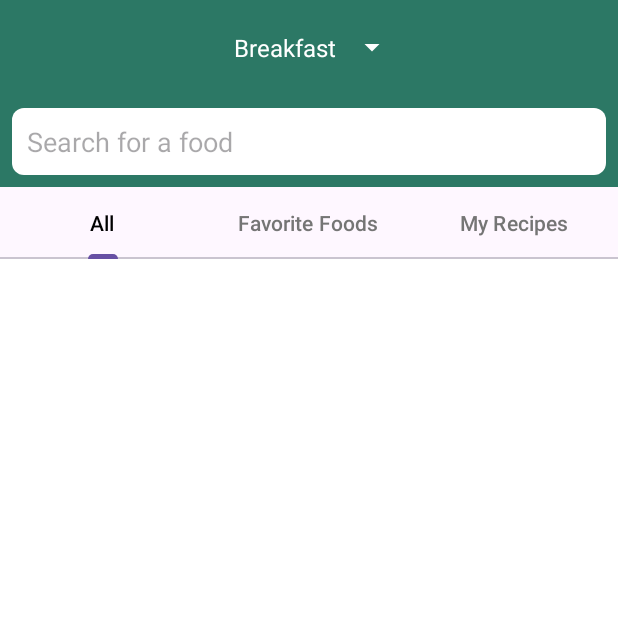
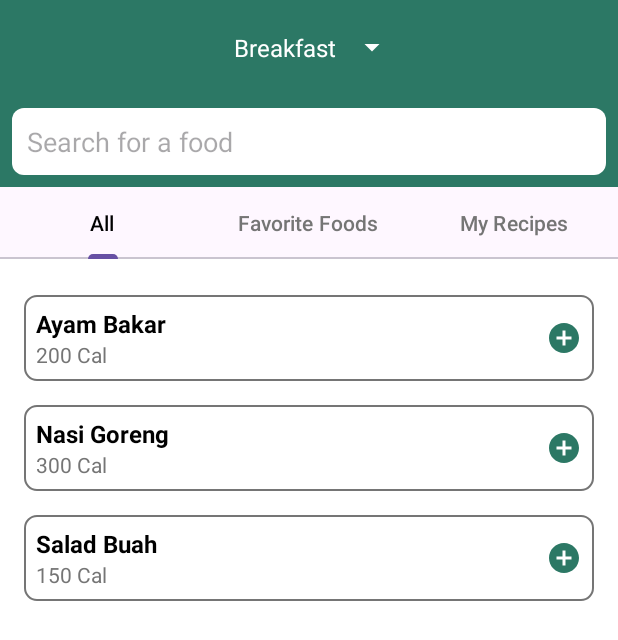
Before and after one commit to NutriLensAI/Mobile-Development, an Android app: the PilihanMakanan screen opened directly, with no data from a screen before it, on a phone screen of 412 x 824 dp. Shown: the top 640 px of the screen. Run offline under Robolectric (Android 15) with nearby library versions, the phone set to English and light mode, and no system bars.

Commit message:
Added DATA DUMMY for Pilihan Makanan
Added DATA DUMMY for Pilihan Makanan

```diff
--- /dev/null
+++ b/app/src/main/java/com/capstone/mobiledevelopment/nutrilens/view/adapter/Food.kt
@@ -0,0 +1,9 @@
+package com.capstone.mobiledevelopment.nutrilens.view.adapter
+
+data class Food(
+    val name: String,
+    val calories: Int,
+    val carbs: Int,
+    val fat: Int,
+    val protein: Int
+)
--- /dev/null
+++ b/app/src/main/java/com/capstone/mobiledevelopment/nutrilens/view/adapter/FoodAdapter2.kt
@@ -0,0 +1,34 @@
+package com.capstone.mobiledevelopment.nutrilens.view.adapter
+
+import android.view.LayoutInflater
+import android.view.View
+import android.view.ViewGroup
+import android.widget.ImageView
+import android.widget.TextView
+import androidx.recyclerview.widget.RecyclerView
+import com.capstone.mobiledevelopment.nutrilens.R
+
+class FoodAdapter2(private val foodList: List<Food>) : RecyclerView.Adapter<FoodAdapter2.FoodViewHolder>() {
+
+    class FoodViewHolder(view: View) : RecyclerView.ViewHolder(view) {
+        val tvFoodName: TextView = view.findViewById(R.id.tv_food_name)
+        val tvFoodCalories: TextView = view.findViewById(R.id.tv_food_calories)
+        val ivAddFood: ImageView = view.findViewById(R.id.iv_add_food)
+    }
+
+    override fun onCreateViewHolder(parent: ViewGroup, viewType: Int): FoodViewHolder {
+        val view = LayoutInflater.from(parent.context).inflate(R.layout.item_food, parent, false)
+        return FoodViewHolder(view)
+    }
+
+    override fun onBindViewHolder(holder: FoodViewHolder, position: Int) {
+        val foodItem = foodList[position]
+        holder.tvFoodName.text = foodItem.name
+        holder.tvFoodCalories.text = "${foodItem.calories} Cal"
+        holder.ivAddFood.setOnClickListener {
+            // Handle add food action
+        }
+    }
+
+    override fun getItemCount() = foodList.size
+}
--- a/app/src/main/java/com/capstone/mobiledevelopment/nutrilens/view/pilihan/PilihanMakanan.kt
+++ b/app/src/main/java/com/capstone/mobiledevelopment/nutrilens/view/pilihan/PilihanMakanan.kt
@@ -1,22 +1,22 @@
 package com.capstone.mobiledevelopment.nutrilens.view.pilihan
 
-import android.content.Intent
 import android.os.Bundle
+import androidx.appcompat.app.AppCompatActivity
+import androidx.recyclerview.widget.LinearLayoutManager
+import androidx.recyclerview.widget.RecyclerView
+import com.capstone.mobiledevelopment.nutrilens.R
+import com.capstone.mobiledevelopment.nutrilens.view.adapter.Food
+import com.capstone.mobiledevelopment.nutrilens.view.adapter.FoodAdapter2
+import android.widget.AdapterView
 import android.view.View
-import android.widget.AdapterView
 import android.widget.Spinner
-import androidx.appcompat.app.AppCompatActivity
 import androidx.core.view.ViewCompat
 import androidx.core.view.WindowInsetsCompat
-import com.capstone.mobiledevelopment.nutrilens.R
-import com.capstone.mobiledevelopment.nutrilens.view.catatan.CatatanMakanan
-import com.capstone.mobiledevelopment.nutrilens.view.addfood.AddFoodActivity
-import com.capstone.mobiledevelopment.nutrilens.view.customview.CustomBottomNavigationView
-import com.capstone.mobiledevelopment.nutrilens.view.main.MainActivity
-import com.capstone.mobiledevelopment.nutrilens.view.settings.SettingsActivity
-import com.google.android.material.floatingactionbutton.FloatingActionButton
 
 class PilihanMakanan : AppCompatActivity() {
+    private lateinit var recyclerView: RecyclerView
+    private lateinit var foodAdapter2: FoodAdapter2
+
     override fun onCreate(savedInstanceState: Bundle?) {
         super.onCreate(savedInstanceState)
         setContentView(R.layout.activity_pilihan_makanan)
@@ -35,9 +35,24 @@ class PilihanMakanan : AppCompatActivity() {
                 // Handle the selection of meal type here
                 // For example, update the UI or fetch data based on the selected meal type
             }
+
             override fun onNothingSelected(parent: AdapterView<*>) {
                 // Handle the case where no item is selected, if needed
             }
         }
+
+        // Setup RecyclerView
+        recyclerView = findViewById(R.id.recycler_view)
+        recyclerView.layoutManager = LinearLayoutManager(this)
+
+        // Create dummy data
+        val foodList = listOf(
+            Food("Ayam Bakar", 200, 10, 5, 20),
+            Food("Nasi Goreng", 300, 50, 10, 10),
+            Food("Salad Buah", 150, 25, 2, 3)
+        )
+
+        foodAdapter2 = FoodAdapter2(foodList)
+        recyclerView.adapter = foodAdapter2
     }
 }
```
